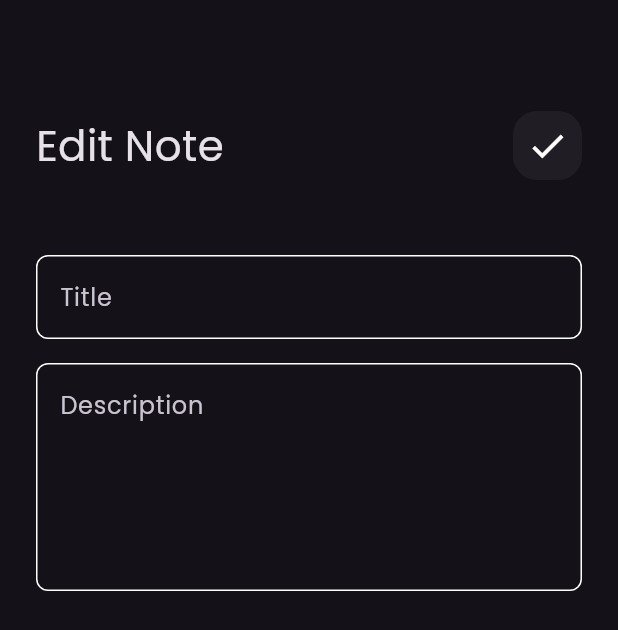
After one commit to midouarif/Note-App, a Flutter app: the screen it shows after launch, after a tap on "Flutter Tips", on a phone screen of 412 x 824 dp. The commit adds this screen. Shown: the top 630 px of the screen. Run offline on Flutter 3.47's test engine with Material 3 defaults, Android fonts, the phone set to English and light mode, and no system bars.

Commit message:
Refactor app bar and search icon widgets and created edit note view

```diff
--- /dev/null
+++ b/lib/views/edit_note_view.dart
@@ -0,0 +1,13 @@
+import 'package:flutter/material.dart';
+import 'package:note_app/views/widgets/edit_note_view_body.dart';
+
+class EditNoteView extends StatelessWidget {
+  const EditNoteView({super.key});
+
+  @override
+  Widget build(BuildContext context) {
+    return const Scaffold(
+      body: EditNoteViewBody(),
+    );
+  }
+}
--- /dev/null
+++ b/lib/views/widgets/edit_note_view_body.dart
@@ -0,0 +1,24 @@
+import 'package:flutter/material.dart';
+import 'package:note_app/views/widgets/my_app_bar.dart';
+import 'package:note_app/views/widgets/my_text_field.dart';
+
+class EditNoteViewBody extends StatelessWidget {
+  const EditNoteViewBody({super.key});
+
+  @override
+  Widget build(BuildContext context) {
+    return const Padding(
+      padding: EdgeInsets.all(24),
+      child: Column(
+        children: [
+          SizedBox(height: 50),
+          MyAppBar(title: 'Edit Note', icon: Icons.check),
+          SizedBox(height: 50),
+          MyTextField(hintText: 'Title'),
+          SizedBox(height: 16),
+          MyTextField(hintText: 'Description', maxlines: 5),
+        ],
+      ),
+    );
+  }
+}
--- a/lib/views/widgets/my_app_bar.dart
+++ b/lib/views/widgets/my_app_bar.dart
@@ -1,22 +1,25 @@
 import 'package:flutter/material.dart';
+import 'package:flutter/widgets.dart';
 import 'package:note_app/views/widgets/my_search_icon.dart';
 
 class MyAppBar extends StatelessWidget {
-  const MyAppBar({super.key});
+  final String title;
+  final IconData icon;
+  const MyAppBar({super.key, required this.title, required this.icon});
 
   @override
   Widget build(BuildContext context) {
-    return const Row(
+    return  Row(
       children: [
         Text(
-          'Notes',
-          style: TextStyle(
+          title,
+          style: const TextStyle(
             fontSize: 28,
-           // fontWeight: FontWeight.bold,
+            // fontWeight: FontWeight.bold,
           ),
         ),
-        Spacer(),
-        MySearchIcon(),
+        const Spacer(),
+        MySearchIcon(icon: icon,),
       ],
     );
   }
--- a/lib/views/widgets/my_search_icon.dart
+++ b/lib/views/widgets/my_search_icon.dart
@@ -1,7 +1,8 @@
 import 'package:flutter/material.dart';
 
 class MySearchIcon extends StatelessWidget {
-  const MySearchIcon({super.key});
+  final IconData icon;
+  const MySearchIcon({super.key, required this.icon});
 
   @override
   Widget build(BuildContext context) {
@@ -12,9 +13,9 @@ class MySearchIcon extends StatelessWidget {
         color: Colors.white.withOpacity(0.05),
         borderRadius: BorderRadius.circular(16),
       ),
-      child: const Center(
+      child: Center(
         child: Icon(
-          Icons.search,
+          icon,
           size: 28,
         ),
       ),
--- a/lib/views/widgets/notes_list.dart
+++ b/lib/views/widgets/notes_list.dart
@@ -1,4 +1,6 @@
 import 'package:flutter/material.dart';
+import 'package:flutter/widgets.dart';
+import 'package:note_app/views/edit_note_view.dart';
 import 'package:note_app/views/widgets/note_item.dart';
 
 class NotesList extends StatelessWidget {
@@ -11,9 +13,16 @@ class NotesList extends StatelessWidget {
       child: ListView.builder(
           padding: EdgeInsets.zero,
           itemBuilder: (context, index) {
-            return const Padding(
-              padding: EdgeInsets.symmetric(vertical: 8),
-              child: NoteItem(),
+            return Padding(
+              padding: const EdgeInsets.symmetric(vertical: 8),
+              child: GestureDetector(
+                  onTap: () {
+                    Navigator.push(
+                        context,
+                        MaterialPageRoute(
+                            builder: (context) => const EditNoteView()));
+                  },
+                  child: const NoteItem()),
             );
           }),
     );
--- a/lib/views/widgets/notes_view_body.dart
+++ b/lib/views/widgets/notes_view_body.dart
@@ -12,7 +12,7 @@ class NotesViewBody extends StatelessWidget {
       child: Column(
         children: [
           SizedBox(height: 70),
-          MyAppBar(),
+          MyAppBar(title: 'Note', icon: Icons.search,),
           //SizedBox(height: 10),
           Expanded(child: NotesList()),
         ],
```
